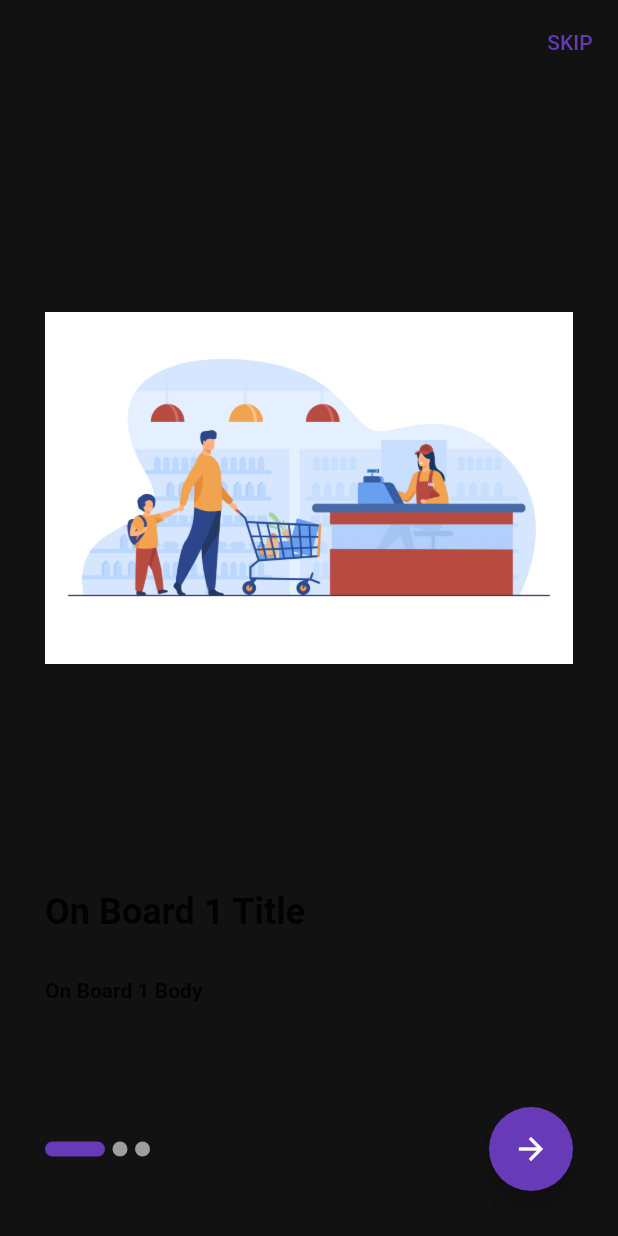
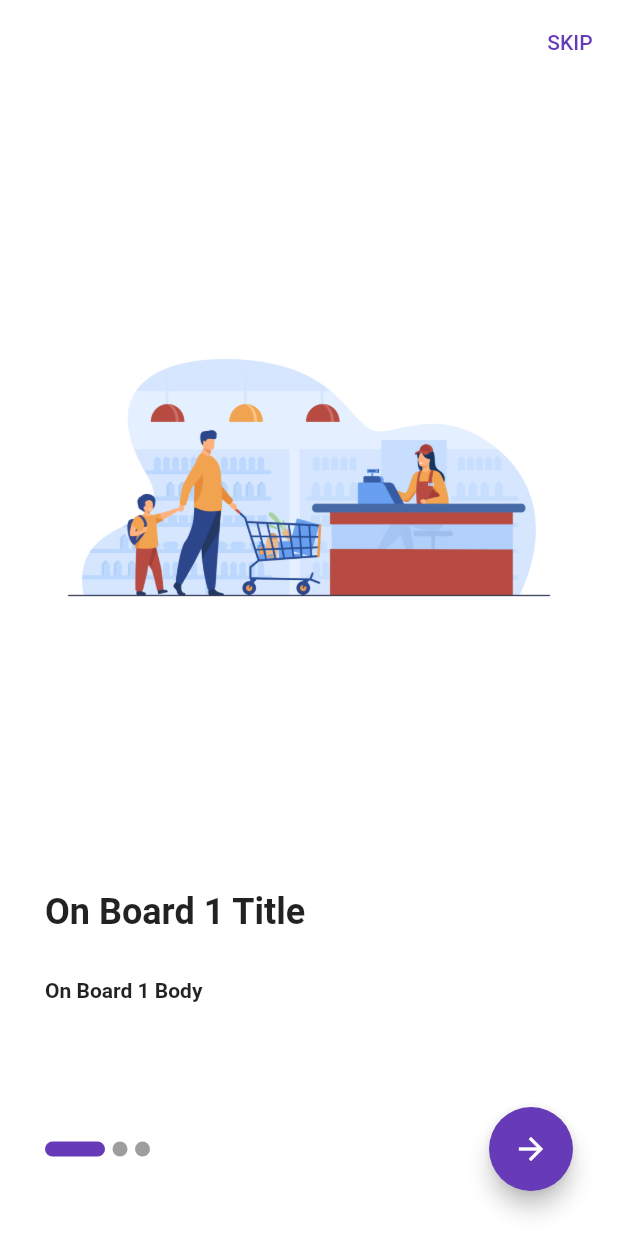
Before and after one commit to MohabElziny/shop_app, a Flutter app: the screen it shows after launch, on a phone screen of 412 x 824 dp. Run offline on Flutter 3.47's test engine with Material 2 defaults, Android fonts, the phone set to English and light mode, and no system bars; drawn by our look-alikes of smooth_page_indicator; our stand-ins replace bloc, carousel_slider, conditional_builder, dio, flutter_bloc, fluttertoast and 2 more; accounts and stored records are empty.

Commit message:
Update main.dart

```diff
--- a/lib/main.dart
+++ b/lib/main.dart
@@ -74,7 +74,7 @@ class MyApp extends StatelessWidget {
             theme: lightTheme,
             darkTheme: darkTheme,
             themeMode:
-                ModeCubit.get(context).mode ? ThemeMode.dark : ThemeMode.light,
+                ModeCubit.get(context).mode ? ThemeMode.light : ThemeMode.light,
             home: startWidget,
           );
         },
```
